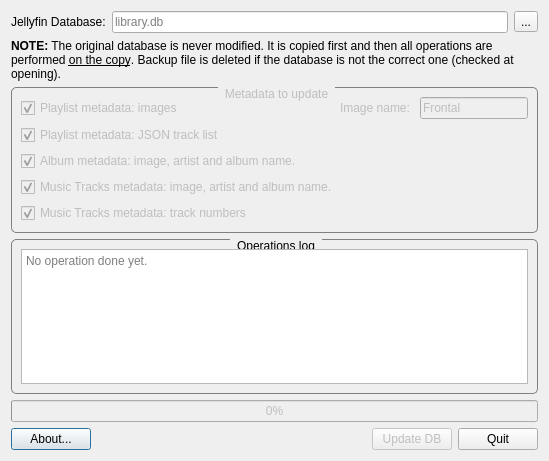
The window that MainDialog.ui (FelixdelasPozas/Jellyfin-Database-Tweaker) describes before a commit, drawn with Qt 5.
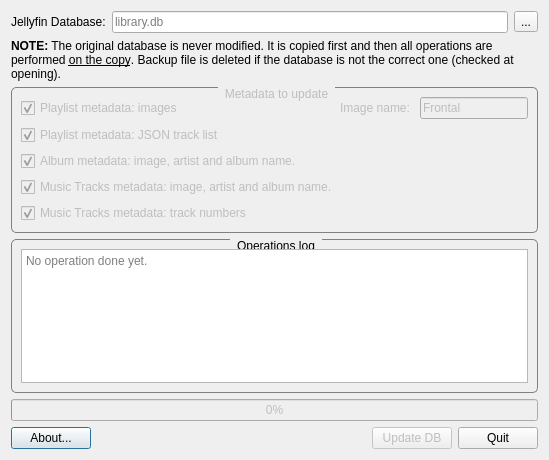
The same window after the commit. Icons and pictures are not drawn.

What changed in the file:
```diff
--- a/MainDialog.ui
+++ b/MainDialog.ui
@@ -7,7 +7,7 @@
     <x>0</x>
     <y>0</y>
     <width>549</width>
-    <height>461</height>
+    <height>460</height>
    </rect>
   </property>
   <property name="minimumSize">
```
Left out of the diff: 8 changed lines with no effect on the pictures.
